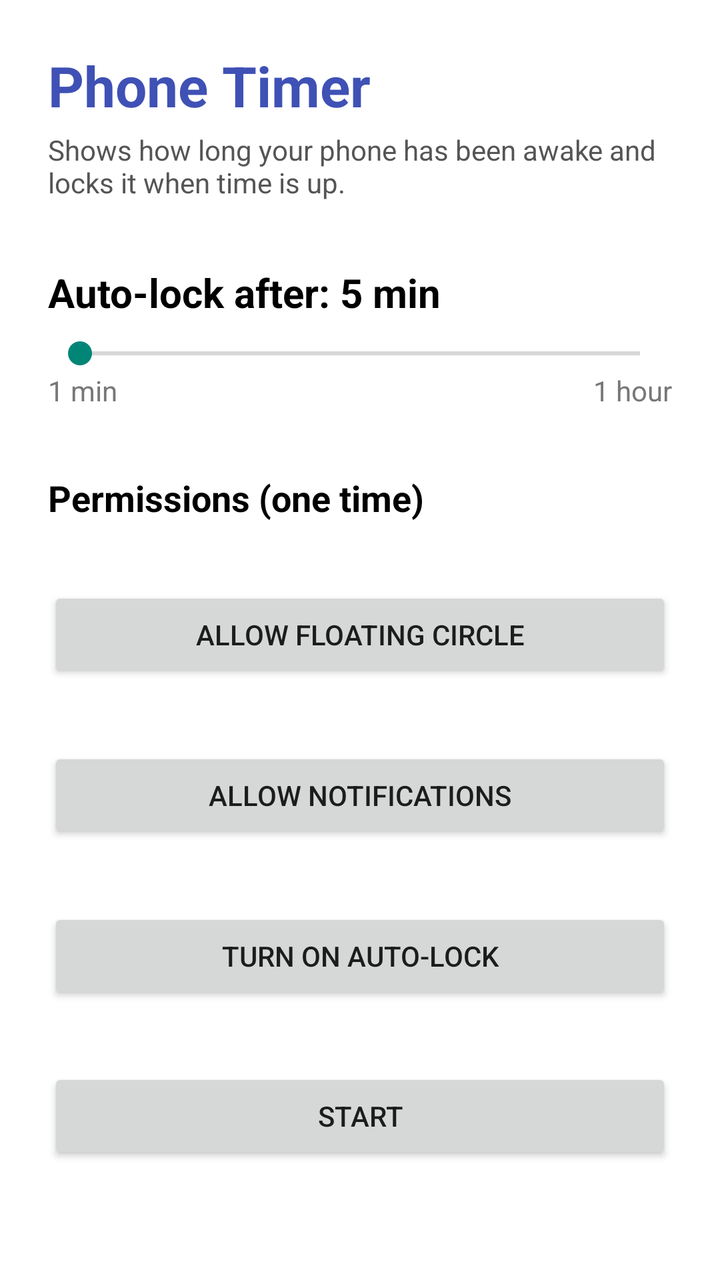
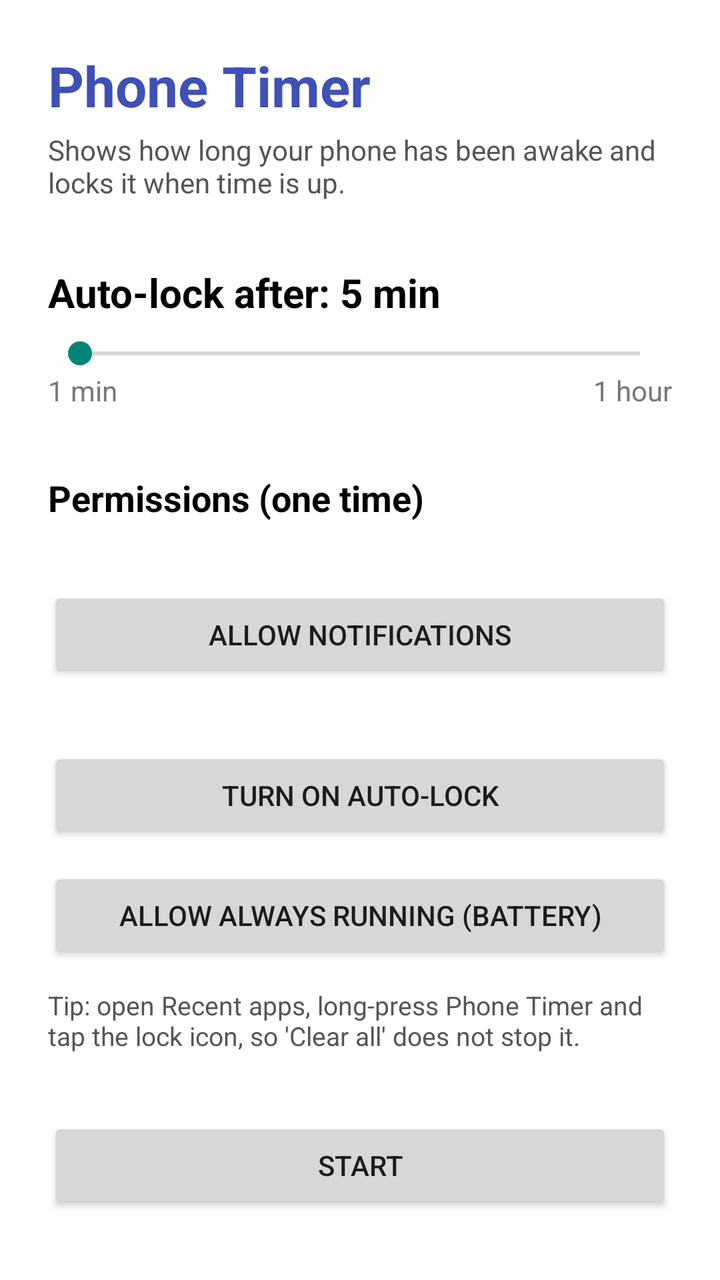

The first picture is an Android layout as it rendered before a commit; the second is the same layout after the commit. The layout source and the unified diff follow.
<!-- AndroidManifest.xml: application theme android:Theme.Material.Light.NoActionBar -->
<!-- res/layout/activity_main.xml -->
<?xml version="1.0" encoding="utf-8"?>
<ScrollView xmlns:android="http://schemas.android.com/apk/res/android"
    android:layout_width="match_parent"
    android:layout_height="match_parent"
    android:fillViewport="true"
    android:background="#FFFFFF">

    <LinearLayout
        android:layout_width="match_parent"
        android:layout_height="wrap_content"
        android:orientation="vertical"
        android:padding="24dp">

        <TextView
            android:layout_width="wrap_content"
            android:layout_height="wrap_content"
            android:text="Phone Timer"
            android:textColor="#3F51B5"
            android:textSize="28sp"
            android:textStyle="bold" />

        <TextView
            android:layout_width="wrap_content"
            android:layout_height="wrap_content"
            android:layout_marginTop="4dp"
            android:text="Shows how long your phone has been awake and locks it when time is up."
            android:textColor="#555555"
            android:textSize="14sp" />

        <TextView
            android:id="@+id/tvLimit"
            android:layout_width="wrap_content"
            android:layout_height="wrap_content"
            android:layout_marginTop="32dp"
            android:text="Auto-lock after: 5 min"
            android:textColor="#000000"
            android:textSize="20sp"
            android:textStyle="bold" />

        <SeekBar
            android:id="@+id/seekLimit"
            android:layout_width="match_parent"
            android:layout_height="wrap_content"
            android:layout_marginTop="8dp" />

        <LinearLayout
            android:layout_width="match_parent"
            android:layout_height="wrap_content"
            android:orientation="horizontal">

            <TextView
                android:layout_width="0dp"
                android:layout_height="wrap_content"
                android:layout_weight="1"
                android:text="1 min"
                android:textColor="#777777" />

            <TextView
                android:layout_width="wrap_content"
                android:layout_height="wrap_content"
                android:text="1 hour"
                android:textColor="#777777" />
        </LinearLayout>

        <TextView
            android:layout_width="wrap_content"
            android:layout_height="wrap_content"
            android:layout_marginTop="32dp"
            android:text="Permissions (one time)"
            android:textColor="#000000"
            android:textSize="18sp"
            android:textStyle="bold" />

        <TextView
            android:id="@+id/tvOverlay"
            android:layout_width="wrap_content"
            android:layout_height="wrap_content"
            android:layout_marginTop="12dp"
            android:textColor="#000000"
            android:textSize="15sp" />

        <Button
            android:id="@+id/btnOverlay"
            android:layout_width="match_parent"
            android:layout_height="wrap_content"
            android:text="Allow floating circle" />

        <TextView
            android:id="@+id/tvNotif"
            android:layout_width="wrap_content"
            android:layout_height="wrap_content"
            android:layout_marginTop="12dp"
            android:textColor="#000000"
            android:textSize="15sp" />

        <Button
            android:id="@+id/btnNotif"
            android:layout_width="match_parent"
            android:layout_height="wrap_content"
            android:text="Allow notifications" />

        <TextView
            android:id="@+id/tvLock"
            android:layout_width="wrap_content"
            android:layout_height="wrap_content"
            android:layout_marginTop="12dp"
            android:textColor="#000000"
            android:textSize="15sp" />

        <Button
            android:id="@+id/btnLock"
            android:layout_width="match_parent"
            android:layout_height="wrap_content"
            android:text="Turn on auto-lock" />

        <Button
            android:id="@+id/btnToggle"
            android:layout_width="match_parent"
            android:layout_height="wrap_content"
            android:layout_marginTop="32dp"
            android:text="Start" />
    </LinearLayout>
</ScrollView>
<!-- resources referenced by this layout -->
<resources>

</resources>

<!-- the commit's change to res/layout/activity_main.xml (unified diff, before → after) -->
@@ -72,20 +72,6 @@
             android:textStyle="bold" />
 
         <TextView
-            android:id="@+id/tvOverlay"
-            android:layout_width="wrap_content"
-            android:layout_height="wrap_content"
-            android:layout_marginTop="12dp"
-            android:textColor="#000000"
-            android:textSize="15sp" />
-
-        <Button
-            android:id="@+id/btnOverlay"
-            android:layout_width="match_parent"
-            android:layout_height="wrap_content"
-            android:text="Allow floating circle" />
-
-        <TextView
             android:id="@+id/tvNotif"
             android:layout_width="wrap_content"
             android:layout_height="wrap_content"
@@ -114,6 +100,21 @@
             android:text="Turn on auto-lock" />
 
         <Button
+            android:id="@+id/btnBattery"
+            android:layout_width="match_parent"
+            android:layout_height="wrap_content"
+            android:layout_marginTop="12dp"
+            android:text="Allow always running (battery)" />
+
+        <TextView
+            android:layout_width="wrap_content"
+            android:layout_height="wrap_content"
+            android:layout_marginTop="12dp"
+            android:text="Tip: open Recent apps, long-press Phone Timer and tap the lock icon, so 'Clear all' does not stop it."
+            android:textColor="#555555"
+            android:textSize="13sp" />
+
+        <Button
             android:id="@+id/btnToggle"
             android:layout_width="match_parent"
             android:layout_height="wrap_content"
